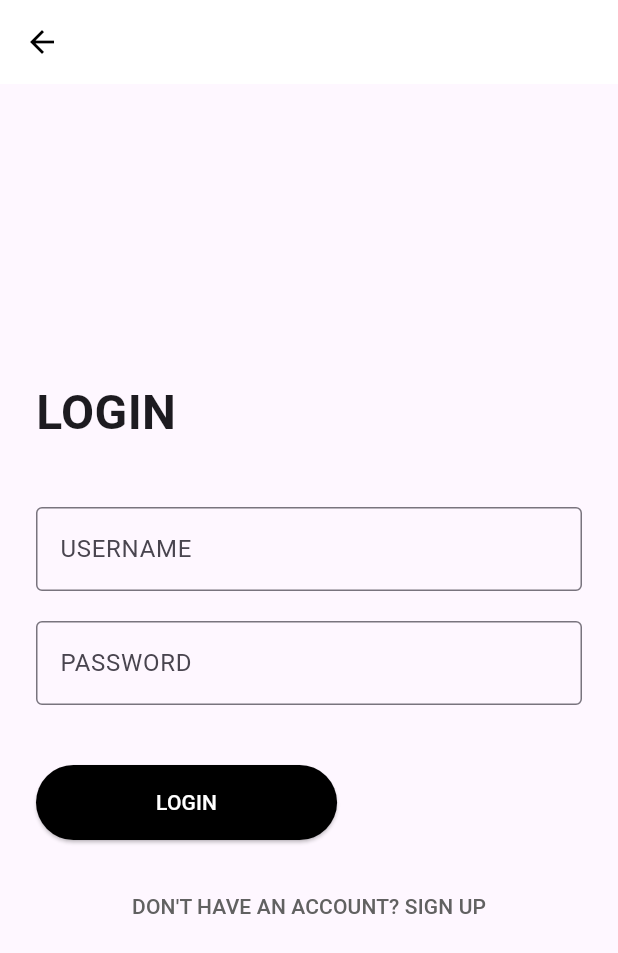
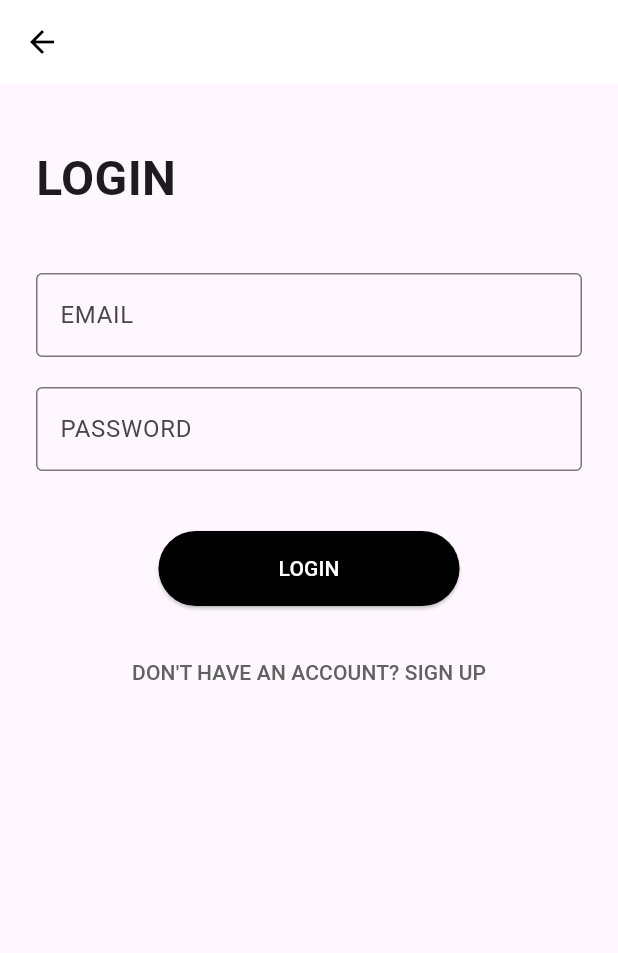
Before and after one commit to zliu46/partners, a Flutter app: the LoginPage screen opened by its route, on a phone screen of 412 x 824 dp. Shown: the top 953 px of the screen. Run offline on Flutter 3.47's test engine with Material 3 defaults, Android fonts, the light colour scheme and no system bars; our stand-ins replace firebase_auth, firebase_core; missing offline and left inert: firebase_ui_auth; accounts and stored records are empty.

Commit message:
Update welcome_page.dart and login_page.dart with Firebase.

```diff
--- a/lib/login_page.dart
+++ b/lib/login_page.dart
@@ -1,6 +1,31 @@
 import 'package:flutter/material.dart';
-class LoginPage extends StatelessWidget {
+import 'package:firebase_auth/firebase_auth.dart';
+
+class LoginPage extends StatefulWidget {
   const LoginPage({super.key});
+
+  @override
+  _LoginPageState createState() => _LoginPageState();
+}
+
+class _LoginPageState extends State<LoginPage> {
+  final TextEditingController _emailController = TextEditingController();
+  final TextEditingController _passwordController = TextEditingController();
+  final FirebaseAuth _auth = FirebaseAuth.instance;
+
+  Future<void> _signIn() async {
+    try {
+      await _auth.signInWithEmailAndPassword(
+        email: _emailController.text.trim(),
+        password: _passwordController.text.trim(),
+      );
+      Navigator.pushReplacementNamed(context, '/home'); // Navigate to home page
+    } catch (e) {
+      ScaffoldMessenger.of(context).showSnackBar(
+        SnackBar(content: Text("Login failed: ${e.toString()}")),
+      );
+    }
+  }
 
   @override
   Widget build(BuildContext context) {
@@ -9,57 +34,65 @@ class LoginPage extends StatelessWidget {
         backgroundColor: Colors.white,
         elevation: 0,
         leading: IconButton(
-          icon: Icon(Icons.arrow_back, color: Colors.black),
+          icon: const Icon(Icons.arrow_back, color: Colors.black),
           onPressed: () {
             Navigator.pop(context);
           },
         ),
       ),
-      body: SafeArea(
+      body: GestureDetector(
+        onTap: () => FocusScope.of(context).unfocus(), // Hide keyboard when tapping outside
+        child: SafeArea(
           child: Padding(
             padding: const EdgeInsets.symmetric(horizontal: 24.0),
+            child: SingleChildScrollView(
               child: Column(
                 crossAxisAlignment: CrossAxisAlignment.start,
-            mainAxisAlignment: MainAxisAlignment.center,
                 children: [
-              Text(
+                  const SizedBox(height: 40.0),
+                  const Text(
                     'LOGIN',
                     style: TextStyle(
                       fontSize: 32.0,
                       fontWeight: FontWeight.bold,
                     ),
                   ),
-              SizedBox(height: 40.0),
+                  const SizedBox(height: 40.0),
                   TextField(
-                decoration: InputDecoration(
-                  labelText: 'USERNAME',
+                    controller: _emailController,
+                    keyboardType: TextInputType.emailAddress,
+                    decoration: const InputDecoration(
+                      labelText: 'EMAIL',
                       border: OutlineInputBorder(),
                     ),
                   ),
-              SizedBox(height: 20.0),
+                  const SizedBox(height: 20.0),
                   TextField(
+                    controller: _passwordController,
                     obscureText: true,
-                decoration: InputDecoration(
+                    decoration: const InputDecoration(
                       labelText: 'PASSWORD',
                       border: OutlineInputBorder(),
                     ),
                   ),
-              SizedBox(height: 40.0),
-              ElevatedButton(
-                onPressed: () {
-                  // TODO: add verification function
-                  Navigator.pushNamed(context, '/home');
-                },
+                  const SizedBox(height: 40.0),
+                  Center(
+                    child: ElevatedButton(
+                      onPressed: _signIn,
                       style: ElevatedButton.styleFrom(
                         backgroundColor: Colors.black,
-                  padding: EdgeInsets.symmetric(horizontal: 80, vertical: 15),
+                        padding: const EdgeInsets.symmetric(
+                          horizontal: 80,
+                          vertical: 15,
                         ),
-                child: Text(
+                      ),
+                      child: const Text(
                         'LOGIN',
                         style: TextStyle(color: Colors.white),
                       ),
                     ),
-              SizedBox(height: 20.0),
+                  ),
+                  const SizedBox(height: 20.0),
                   Center(
                     child: TextButton(
                       onPressed: () {
@@ -71,7 +104,10 @@ class LoginPage extends StatelessWidget {
                       ),
                     ),
                   ),
+                  const SizedBox(height: 20.0), // Extra padding at the bottom
                 ],
+              ),
+            ),
           ),
         ),
       ),
--- a/lib/welcome_page.dart
+++ b/lib/welcome_page.dart
@@ -1,4 +1,5 @@
 import 'package:flutter/material.dart';
+import 'package:partners/auth_gate.dart';
 
 class WelcomePage extends StatelessWidget {
   const WelcomePage({super.key});
@@ -30,7 +31,10 @@ class WelcomePage extends StatelessWidget {
               SizedBox(height: 40.0),
               ElevatedButton(
                 onPressed: () {
-                  Navigator.pushNamed(context, '/login');
+                  Navigator.push(
+                    context, MaterialPageRoute (
+                    builder: (BuildContext context) => AuthGate(),
+                  ),);
                 },
                 style: ElevatedButton.styleFrom(
                   backgroundColor: Colors.black,
```
Lines whose indentation alone changed are shown as unchanged.
